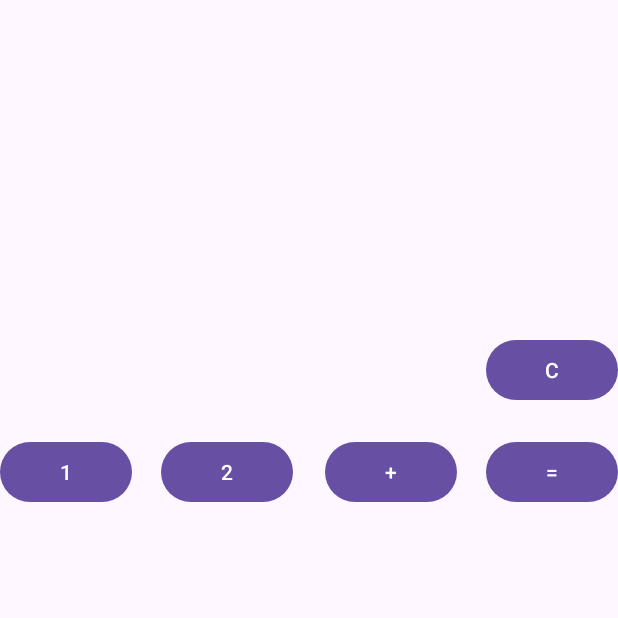
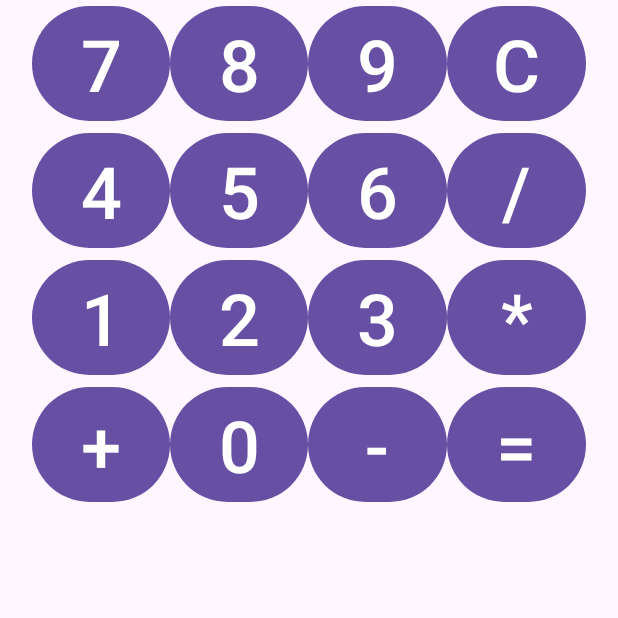
Before and after one commit to NuclleaRT/Prueba-de-Calculadora, an Android app: the screen it shows after launch (MainActivity), on a phone screen of 412 x 824 dp, the top half of it. Run offline under Robolectric (Android 15) with nearby library versions, the phone set to English and light mode, and no system bars.

Commit message:
Primeros cambios visuales

```diff
--- a/app/src/main/res/layout/activity_main.xml
+++ b/app/src/main/res/layout/activity_main.xml
@@ -10,82 +10,183 @@
         android:id="@+id/txt1"
         android:layout_width="0dp"
         android:layout_height="wrap_content"
-        android:layout_marginTop="28dp"
+        android:layout_marginTop="32dp"
         android:layout_marginEnd="16dp"
         android:textAlignment="textEnd"
         android:textSize="48sp"
         app:layout_constraintEnd_toEndOf="parent"
+        app:layout_constraintHorizontal_bias="1.0"
         app:layout_constraintStart_toStartOf="parent"
         app:layout_constraintTop_toTopOf="parent" />
 
     <TextView
         android:id="@+id/txt2"
-        android:layout_width="0dp"
-        android:layout_height="wrap_content"
+        android:layout_width="381dp"
+        android:layout_height="61dp"
         android:layout_marginTop="40dp"
         android:layout_marginEnd="16dp"
         android:textAlignment="textEnd"
         android:textSize="48sp"
         app:layout_constraintEnd_toEndOf="parent"
-        app:layout_constraintHorizontal_bias="0.0"
+        app:layout_constraintHorizontal_bias="0.642"
         app:layout_constraintStart_toStartOf="parent"
         app:layout_constraintTop_toBottomOf="@+id/txt1" />
 
-    <Button
-        android:id="@+id/btnC"
-        android:layout_width="wrap_content"
-        android:layout_height="wrap_content"
-        android:layout_marginTop="25dp"
-        android:onClick="pressBtnC"
-        android:text="C"
+    <TableLayout
+        android:layout_width="369dp"
+        android:layout_height="521dp"
         app:layout_constraintEnd_toEndOf="parent"
-        app:layout_constraintHorizontal_bias="1.0"
         app:layout_constraintStart_toStartOf="parent"
-        app:layout_constraintTop_toBottomOf="@+id/txt2" />
+        tools:layout_editor_absoluteY="206dp">
+
+        <TableRow
+            android:layout_width="match_parent"
+            android:layout_height="match_parent">
 
             <Button
-        android:id="@+id/btn1"
-        android:layout_width="wrap_content"
+                android:id="@+id/button"
+                android:layout_width="0dp"
                 android:layout_height="wrap_content"
-        android:onClick="pressBtn1"
-        android:text="1"
-        app:layout_constraintBaseline_toBaselineOf="@+id/btn2"
-        app:layout_constraintEnd_toEndOf="parent"
-        app:layout_constraintHorizontal_bias="0.0"
-        app:layout_constraintStart_toStartOf="parent" />
+                android:layout_weight="1"
+                android:text="7"
+                android:textSize="48sp" />
 
             <Button
-        android:id="@+id/btn2"
-        android:layout_width="wrap_content"
+                android:id="@+id/button2"
+                android:layout_width="0dp"
                 android:layout_height="wrap_content"
-        android:onClick="pressBtn2"
-        android:text="2"
-        app:layout_constraintBaseline_toBaselineOf="@+id/btnSem"
-        app:layout_constraintEnd_toEndOf="parent"
-        app:layout_constraintHorizontal_bias="0.331"
-        app:layout_constraintStart_toStartOf="parent" />
+                android:layout_weight="1"
+                android:text="8"
+                android:textSize="48sp" />
 
             <Button
-        android:id="@+id/btnSem"
-        android:layout_width="wrap_content"
+                android:id="@+id/button3"
+                android:layout_width="0dp"
                 android:layout_height="wrap_content"
-        android:onClick="pressBtnMas"
-        android:text="+"
-        app:layout_constraintBaseline_toBaselineOf="@+id/btnEq"
-        app:layout_constraintEnd_toEndOf="parent"
-        app:layout_constraintHorizontal_bias="0.668"
-        app:layout_constraintStart_toStartOf="parent" />
+                android:layout_weight="1"
+                android:text="9"
+                android:textSize="48sp" />
 
             <Button
-        android:id="@+id/btnEq"
-        android:layout_width="wrap_content"
+                android:id="@+id/button4"
+                android:layout_width="0dp"
                 android:layout_height="wrap_content"
-        android:layout_marginTop="20dp"
-        android:onClick="pressBtnEq"
+                android:layout_weight="1"
+                android:text="C"
+                android:textSize="48sp" />
+        </TableRow>
+
+        <TableRow
+            android:layout_width="match_parent"
+            android:layout_height="match_parent">
+
+            <Button
+                android:id="@+id/button"
+                android:layout_width="0dp"
+                android:layout_height="wrap_content"
+                android:layout_weight="1"
+                android:text="4"
+                android:textSize="48sp" />
+
+            <Button
+                android:id="@+id/button2"
+                android:layout_width="0dp"
+                android:layout_height="wrap_content"
+                android:layout_weight="1"
+                android:text="5"
+                android:textSize="48sp" />
+
+            <Button
+                android:id="@+id/button3"
+                android:layout_width="0dp"
+                android:layout_height="wrap_content"
+                android:layout_weight="1"
+                android:text="6"
+                android:textSize="48sp" />
+
+            <Button
+                android:id="@+id/button4"
+                android:layout_width="0dp"
+                android:layout_height="wrap_content"
+                android:layout_weight="1"
+                android:text="/"
+                android:textSize="48sp" />
+        </TableRow>
+
+        <TableRow
+            android:layout_width="match_parent"
+            android:layout_height="match_parent">
+
+            <Button
+                android:id="@+id/button"
+                android:layout_width="0dp"
+                android:layout_height="wrap_content"
+                android:layout_weight="1"
+                android:text="1"
+                android:textSize="48sp" />
+
+            <Button
+                android:id="@+id/button2"
+                android:layout_width="0dp"
+                android:layout_height="wrap_content"
+                android:layout_weight="1"
+                android:text="2"
+                android:textSize="48sp" />
+
+            <Button
+                android:id="@+id/button3"
+                android:layout_width="0dp"
+                android:layout_height="wrap_content"
+                android:layout_weight="1"
+                android:text="3"
+                android:textSize="48sp" />
+
+            <Button
+                android:id="@+id/button4"
+                android:layout_width="0dp"
+                android:layout_height="wrap_content"
+                android:layout_weight="1"
+                android:text="*"
+                android:textSize="48sp" />
+        </TableRow>
+
+        <TableRow
+            android:layout_width="match_parent"
+            android:layout_height="match_parent">
+
+            <Button
+                android:id="@+id/button"
+                android:layout_width="0dp"
+                android:layout_height="wrap_content"
+                android:layout_weight="1"
+                android:text="+"
+                android:textSize="48sp" />
+
+            <Button
+                android:id="@+id/button2"
+                android:layout_width="0dp"
+                android:layout_height="wrap_content"
+                android:layout_weight="1"
+                android:text="0"
+                android:textSize="48sp" />
+
+            <Button
+                android:id="@+id/button3"
+                android:layout_width="0dp"
+                android:layout_height="wrap_content"
+                android:layout_weight="1"
+                android:text="-"
+                android:textSize="48sp" />
+
+            <Button
+                android:id="@+id/button4"
+                android:layout_width="0dp"
+                android:layout_height="wrap_content"
+                android:layout_weight="1"
                 android:text="="
-        app:layout_constraintEnd_toEndOf="parent"
-        app:layout_constraintHorizontal_bias="1.0"
-        app:layout_constraintStart_toStartOf="parent"
-        app:layout_constraintTop_toBottomOf="@+id/btnC" />
+                android:textSize="48sp" />
+        </TableRow>
+
+    </TableLayout>
 
 </androidx.constraintlayout.widget.ConstraintLayout>
```
Lines whose indentation alone changed are shown as unchanged.
